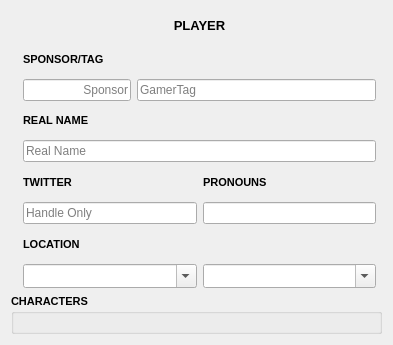
The window that src/layout/TSHScoreboardPlayer.ui (joaorb64/TournamentStreamHelper) describes before a commit, drawn with Qt 5.
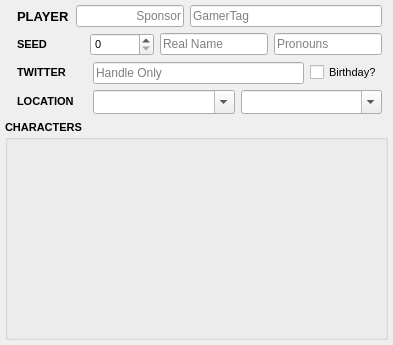
The same window after the commit.

Commit message: Starting Layout Options and Other Groundwork (#873)

Diff of the .ui file:
```diff
--- a/src/layout/TSHScoreboardPlayer.ui
+++ b/src/layout/TSHScoreboardPlayer.ui
@@ -28,55 +28,45 @@
    <locale language="English" country="UnitedStates"/>
   </property>
   <layout class="QGridLayout" name="gridLayout">
-   <item row="16" column="0" colspan="4">
-    <widget class="QGroupBox" name="characters">
-     <property name="font">
-      <font>
-       <pointsize>8</pointsize>
-       <bold>true</bold>
-      </font>
-     </property>
-     <property name="title">
-      <string>CHARACTERS</string>
-     </property>
-     <layout class="QVBoxLayout" name="verticalLayout"/>
-    </widget>
-   </item>
-   <item row="1" column="2">
-    <layout class="QHBoxLayout" name="titleContainer">
-     <item>
-      <widget class="QLabel" name="title">
-       <property name="font">
-        <font>
-         <pointsize>10</pointsize>
-         <bold>true</bold>
-        </font>
-       </property>
-       <property name="text">
-        <string>PLAYER</string>
-       </property>
-       <property name="alignment">
-        <set>Qt::AlignCenter</set>
-       </property>
-      </widget>
-     </item>
-    </layout>
-   </item>
-   <item row="2" column="2">
-    <widget class="QLabel" name="nameLabel">
-     <property name="font">
-      <font>
-       <pointsize>8</pointsize>
-       <bold>true</bold>
-      </font>
-     </property>
-     <property name="text">
-      <string>SPONSOR/TAG</string>
-     </property>
-    </widget>
-   </item>
-   <item row="15" column="2">
+   <property name="leftMargin">
+    <number>5</number>
+   </property>
+   <property name="topMargin">
+    <number>5</number>
+   </property>
+   <property name="rightMargin">
+    <number>5</number>
+   </property>
+   <property name="bottomMargin">
+    <number>5</number>
+   </property>
+   <item row="12" column="2">
     <layout class="QHBoxLayout" name="horizontalLayout_2">
+     <item>
+      <widget class="QLabel" name="locationLabel">
+       <property name="sizePolicy">
+        <sizepolicy hsizetype="Fixed" vsizetype="Fixed">
+         <horstretch>0</horstretch>
+         <verstretch>0</verstretch>
+        </sizepolicy>
+       </property>
+       <property name="maximumSize">
+        <size>
+         <width>70</width>
+         <height>16777215</height>
+        </size>
+       </property>
+       <property name="font">
+        <font>
+         <pointsize>8</pointsize>
+         <bold>true</bold>
+        </font>
+       </property>
+       <property name="text">
+        <string>LOCATION</string>
+       </property>
+      </widget>
+     </item>
      <item>
       <widget class="QComboBox" name="country">
        <property name="sizePolicy">
@@ -127,61 +117,39 @@
      </item>
     </layout>
    </item>
-   <item row="8" column="2">
-    <layout class="QHBoxLayout" name="horizontalLayout_3">
+   <item row="1" column="2">
+    <layout class="QHBoxLayout" name="titleContainer">
      <item>
-      <widget class="QLineEdit" name="twitter">
-       <property name="font">
-        <font>
-         <pointsize>9</pointsize>
-        </font>
+      <widget class="QLabel" name="title">
+       <property name="sizePolicy">
+        <sizepolicy hsizetype="Preferred" vsizetype="Preferred">
+         <horstretch>0</horstretch>
+         <verstretch>0</verstretch>
+        </sizepolicy>
        </property>
-       <property name="placeholderText">
-        <string>Handle Only</string>
+       <property name="maximumSize">
+        <size>
+         <width>16777215</width>
+         <height>16777215</height>
+        </size>
        </property>
-      </widget>
-     </item>
-     <item>
-      <widget class="QLineEdit" name="pronoun">
        <property name="font">
         <font>
-         <pointsize>9</pointsize>
+         <pointsize>10</pointsize>
+         <bold>true</bold>
         </font>
        </property>
-       <property name="placeholderText">
-        <string/>
+       <property name="text">
+        <string>PLAYER</string>
        </property>
+       <property name="alignment">
+        <set>Qt::AlignLeading|Qt::AlignLeft|Qt::AlignVCenter</set>
+       </property>
+       <property name="margin">
+        <number>24</number>
+       </property>
       </widget>
      </item>
-    </layout>
-   </item>
-   <item row="13" column="2">
-    <widget class="QLabel" name="locationLabel">
-     <property name="font">
-      <font>
-       <pointsize>8</pointsize>
-       <bold>true</bold>
-      </font>
-     </property>
-     <property name="text">
-      <string>LOCATION</string>
-     </property>
-    </widget>
-   </item>
-   <item row="5" column="2" colspan="1">
-    <widget class="QLineEdit" name="real_name">
-     <property name="font">
-      <font>
-       <pointsize>9</pointsize>
-      </font>
-     </property>
-     <property name="placeholderText">
-      <string>Real Name</string>
-     </property>
-    </widget>
-   </item>
-   <item row="3" column="2">
-    <layout class="QHBoxLayout" name="horizontalLayout">
      <item>
       <widget class="QLineEdit" name="team">
        <property name="sizePolicy">
@@ -217,23 +185,22 @@
      </item>
     </layout>
    </item>
-   <item row="4" column="2">
-    <widget class="QLabel" name="real_nameLabel">
-     <property name="font">
-      <font>
-       <pointsize>8</pointsize>
-       <bold>true</bold>
-      </font>
-     </property>
-     <property name="text">
-      <string>REAL NAME</string>
-     </property>
-    </widget>
-   </item>
-   <item row="7" column="2">
+   <item row="6" column="2">
     <layout class="QHBoxLayout" name="horizontalLayout_5">
      <item>
       <widget class="QLabel" name="twitterLabel">
+       <property name="sizePolicy">
+        <sizepolicy hsizetype="Fixed" vsizetype="Fixed">
+         <horstretch>0</horstretch>
+         <verstretch>0</verstretch>
+        </sizepolicy>
+       </property>
+       <property name="maximumSize">
+        <size>
+         <width>70</width>
+         <height>16777215</height>
+        </size>
+       </property>
        <property name="font">
         <font>
          <pointsize>8</pointsize>
@@ -243,10 +210,60 @@
        <property name="text">
         <string>TWITTER</string>
        </property>
+       <property name="margin">
+        <number>0</number>
+       </property>
       </widget>
      </item>
      <item>
-      <widget class="QLabel" name="pronounLabel">
+      <widget class="QLineEdit" name="twitter">
+       <property name="sizePolicy">
+        <sizepolicy hsizetype="Preferred" vsizetype="Fixed">
+         <horstretch>0</horstretch>
+         <verstretch>0</verstretch>
+        </sizepolicy>
+       </property>
+       <property name="font">
+        <font>
+         <pointsize>9</pointsize>
+        </font>
+       </property>
+       <property name="placeholderText">
+        <string>Handle Only</string>
+       </property>
+      </widget>
+     </item>
+     <item>
+      <widget class="QCheckBox" name="birthday">
+       <property name="sizePolicy">
+        <sizepolicy hsizetype="Maximum" vsizetype="Fixed">
+         <horstretch>0</horstretch>
+         <verstretch>0</verstretch>
+        </sizepolicy>
+       </property>
+       <property name="text">
+        <string>Birthday?</string>
+       </property>
+      </widget>
+     </item>
+    </layout>
+   </item>
+   <item row="2" column="2">
+    <layout class="QHBoxLayout" name="horizontalLayout">
+     <item>
+      <widget class="QLabel" name="seedLabel">
+       <property name="sizePolicy">
+        <sizepolicy hsizetype="Fixed" vsizetype="Fixed">
+         <horstretch>0</horstretch>
+         <verstretch>0</verstretch>
+        </sizepolicy>
+       </property>
+       <property name="maximumSize">
+        <size>
+         <width>70</width>
+         <height>16777215</height>
+        </size>
+       </property>
        <property name="font">
         <font>
          <pointsize>8</pointsize>
@@ -254,12 +271,78 @@
         </font>
        </property>
        <property name="text">
-        <string>PRONOUNS</string>
+        <string>SEED</string>
+       </property>
+       <property name="alignment">
+        <set>Qt::AlignLeading|Qt::AlignLeft|Qt::AlignVCenter</set>
+       </property>
+      </widget>
+     </item>
+     <item>
+      <widget class="QSpinBox" name="seed">
+       <property name="sizePolicy">
+        <sizepolicy hsizetype="Maximum" vsizetype="Fixed">
+         <horstretch>0</horstretch>
+         <verstretch>0</verstretch>
+        </sizepolicy>
+       </property>
+       <property name="maximum">
+        <number>100000</number>
+       </property>
+      </widget>
+     </item>
+     <item>
+      <widget class="QLineEdit" name="real_name">
+       <property name="sizePolicy">
+        <sizepolicy hsizetype="Preferred" vsizetype="Fixed">
+         <horstretch>0</horstretch>
+         <verstretch>0</verstretch>
+        </sizepolicy>
+       </property>
+       <property name="font">
+        <font>
+         <pointsize>9</pointsize>
+        </font>
+       </property>
+       <property name="placeholderText">
+        <string>Real Name</string>
+       </property>
+      </widget>
+     </item>
+     <item>
+      <widget class="QLineEdit" name="pronoun">
+       <property name="sizePolicy">
+        <sizepolicy hsizetype="Preferred" vsizetype="Fixed">
+         <horstretch>0</horstretch>
+         <verstretch>0</verstretch>
+        </sizepolicy>
+       </property>
+       <property name="font">
+        <font>
+         <pointsize>9</pointsize>
+        </font>
+       </property>
+       <property name="placeholderText">
+        <string>Pronouns</string>
        </property>
       </widget>
      </item>
     </layout>
    </item>
+   <item row="15" column="0" colspan="4">
+    <widget class="QGroupBox" name="characters">
+     <property name="font">
+      <font>
+       <pointsize>8</pointsize>
+       <bold>true</bold>
+      </font>
+     </property>
+     <property name="title">
+      <string>CHARACTERS</string>
+     </property>
+     <layout class="QVBoxLayout" name="verticalLayout"/>
+    </widget>
+   </item>
   </layout>
  </widget>
  <tabstops>
```
Left out of the diff: 3 changed lines with no effect on the pictures. The commit also changes 37 other files.
